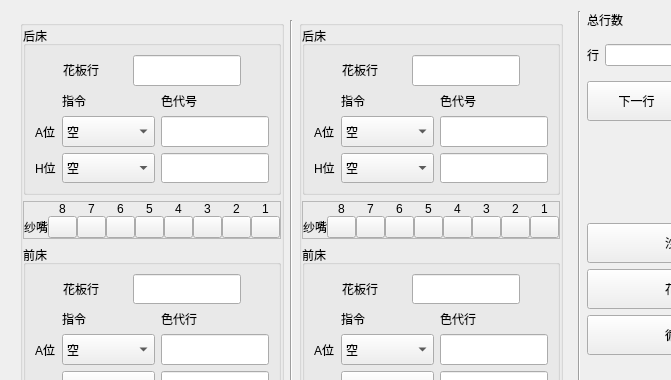
Old version of the form qcnteditform.ui in the repository httpftpli/mdimh; both pictures show x 0 to 671 and y 0 to 380 of the 802 by 600 pixel window.
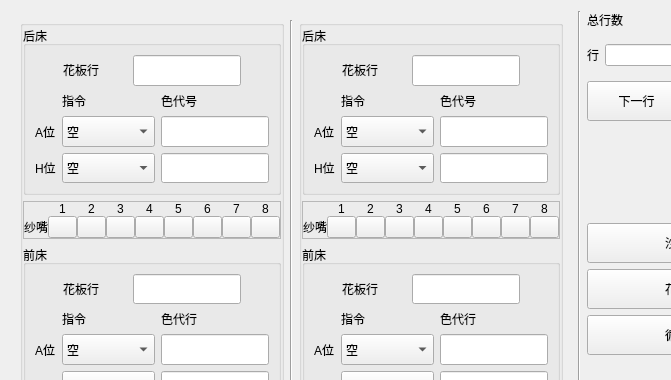
New version of the form. Custom widgets are drawn as their Qt base class.

```diff
--- a/qcnteditform.ui
+++ b/qcnteditform.ui
@@ -228,71 +228,7 @@
                   <property name="spacing">
                    <number>0</number>
                   </property>
-                  <item row="0" column="1">
-                   <widget class="QLabel" name="label_7">
-                    <property name="sizePolicy">
-                     <sizepolicy hsizetype="Preferred" vsizetype="Maximum">
-                      <horstretch>0</horstretch>
-                      <verstretch>0</verstretch>
-                     </sizepolicy>
-                    </property>
-                    <property name="text">
-                     <string>8</string>
-                    </property>
-                    <property name="alignment">
-                     <set>Qt::AlignCenter</set>
-                    </property>
-                   </widget>
-                  </item>
-                  <item row="0" column="2">
-                   <widget class="QLabel" name="label_40">
-                    <property name="sizePolicy">
-                     <sizepolicy hsizetype="Preferred" vsizetype="Maximum">
-                      <horstretch>0</horstretch>
-                      <verstretch>0</verstretch>
-                     </sizepolicy>
-                    </property>
-                    <property name="text">
-                     <string>7</string>
-                    </property>
-                    <property name="alignment">
-                     <set>Qt::AlignCenter</set>
-                    </property>
-                   </widget>
-                  </item>
-                  <item row="0" column="3">
-                   <widget class="QLabel" name="label_39">
-                    <property name="sizePolicy">
-                     <sizepolicy hsizetype="Preferred" vsizetype="Maximum">
-                      <horstretch>0</horstretch>
-                      <verstretch>0</verstretch>
-                     </sizepolicy>
-                    </property>
-                    <property name="text">
-                     <string>6</string>
-                    </property>
-                    <property name="alignment">
-                     <set>Qt::AlignCenter</set>
-                    </property>
-                   </widget>
-                  </item>
-                  <item row="0" column="4">
-                   <widget class="QLabel" name="label_38">
-                    <property name="sizePolicy">
-                     <sizepolicy hsizetype="Preferred" vsizetype="Maximum">
-                      <horstretch>0</horstretch>
-                      <verstretch>0</verstretch>
-                     </sizepolicy>
-                    </property>
-                    <property name="text">
-                     <string>5</string>
-                    </property>
-                    <property name="alignment">
-                     <set>Qt::AlignCenter</set>
-                    </property>
-                   </widget>
-                  </item>
-                  <item row="0" column="5">
+                  <item row="0" column="6">
                    <widget class="QLabel" name="label_37">
                     <property name="sizePolicy">
                      <sizepolicy hsizetype="Preferred" vsizetype="Maximum">
@@ -301,14 +237,14 @@
                      </sizepolicy>
                     </property>
                     <property name="text">
-                     <string>4</string>
+                     <string>5</string>
                     </property>
                     <property name="alignment">
                      <set>Qt::AlignCenter</set>
                     </property>
                    </widget>
                   </item>
-                  <item row="0" column="6">
+                  <item row="0" column="7">
                    <widget class="QLabel" name="label_20">
                     <property name="sizePolicy">
                      <sizepolicy hsizetype="Preferred" vsizetype="Maximum">
@@ -317,39 +253,7 @@
                      </sizepolicy>
                     </property>
                     <property name="text">
-                     <string>3</string>
-                    </property>
-                    <property name="alignment">
-                     <set>Qt::AlignCenter</set>
-                    </property>
-                   </widget>
-                  </item>
-                  <item row="0" column="7">
-                   <widget class="QLabel" name="label_14">
-                    <property name="sizePolicy">
-                     <sizepolicy hsizetype="Preferred" vsizetype="Maximum">
-                      <horstretch>0</horstretch>
-                      <verstretch>0</verstretch>
-                     </sizepolicy>
-                    </property>
-                    <property name="text">
-                     <string>2</string>
-                    </property>
-                    <property name="alignment">
-                     <set>Qt::AlignCenter</set>
-                    </property>
-                   </widget>
-                  </item>
-                  <item row="0" column="8">
-                   <widget class="QLabel" name="label_9">
-                    <property name="sizePolicy">
-                     <sizepolicy hsizetype="Preferred" vsizetype="Maximum">
-                      <horstretch>0</horstretch>
-                      <verstretch>0</verstretch>
-                     </sizepolicy>
-                    </property>
-                    <property name="text">
-                     <string>1</string>
+                     <string>6</string>
                     </property>
                     <property name="alignment">
                      <set>Qt::AlignCenter</set>
@@ -369,7 +273,71 @@
                     </property>
                    </widget>
                   </item>
+                  <item row="0" column="9">
+                   <widget class="QLabel" name="label_7">
+                    <property name="sizePolicy">
+                     <sizepolicy hsizetype="Preferred" vsizetype="Maximum">
+                      <horstretch>0</horstretch>
+                      <verstretch>0</verstretch>
+                     </sizepolicy>
+                    </property>
+                    <property name="text">
+                     <string>8</string>
+                    </property>
+                    <property name="alignment">
+                     <set>Qt::AlignCenter</set>
+                    </property>
+                   </widget>
+                  </item>
+                  <item row="0" column="1">
+                   <widget class="QLabel" name="label_9">
+                    <property name="sizePolicy">
+                     <sizepolicy hsizetype="Preferred" vsizetype="Maximum">
+                      <horstretch>0</horstretch>
+                      <verstretch>0</verstretch>
+                     </sizepolicy>
+                    </property>
+                    <property name="text">
+                     <string>1</string>
+                    </property>
+                    <property name="alignment">
+                     <set>Qt::AlignCenter</set>
+                    </property>
+                   </widget>
+                  </item>
+                  <item row="0" column="8">
+                   <widget class="QLabel" name="label_40">
+                    <property name="sizePolicy">
+                     <sizepolicy hsizetype="Preferred" vsizetype="Maximum">
+                      <horstretch>0</horstretch>
+                      <verstretch>0</verstretch>
+                     </sizepolicy>
+                    </property>
+                    <property name="text">
+                     <string>7</string>
+                    </property>
+                    <property name="alignment">
+                     <set>Qt::AlignCenter</set>
+                    </property>
+                   </widget>
+                  </item>
                   <item row="1" column="1">
+                   <widget class="QPushButton" name="pushButton_01">
+                    <property name="maximumSize">
+                     <size>
+                      <width>29</width>
+                      <height>27</height>
+                     </size>
+                    </property>
+                    <property name="text">
+                     <string/>
+                    </property>
+                    <property name="checkable">
+                     <bool>true</bool>
+                    </property>
+                   </widget>
+                  </item>
+                  <item row="1" column="9">
                    <widget class="QPushButton" name="pushButton_08">
                     <property name="sizePolicy">
                      <sizepolicy hsizetype="Maximum" vsizetype="Maximum">
@@ -392,6 +360,22 @@
                    </widget>
                   </item>
                   <item row="1" column="2">
+                   <widget class="QPushButton" name="pushButton_02">
+                    <property name="maximumSize">
+                     <size>
+                      <width>29</width>
+                      <height>27</height>
+                     </size>
+                    </property>
+                    <property name="text">
+                     <string/>
+                    </property>
+                    <property name="checkable">
+                     <bool>true</bool>
+                    </property>
+                   </widget>
+                  </item>
+                  <item row="1" column="8">
                    <widget class="QPushButton" name="pushButton_07">
                     <property name="maximumSize">
                      <size>
@@ -408,6 +392,22 @@
                    </widget>
                   </item>
                   <item row="1" column="3">
+                   <widget class="QPushButton" name="pushButton_03">
+                    <property name="maximumSize">
+                     <size>
+                      <width>29</width>
+                      <height>27</height>
+                     </size>
+                    </property>
+                    <property name="text">
+                     <string/>
+                    </property>
+                    <property name="checkable">
+                     <bool>true</bool>
+                    </property>
+                   </widget>
+                  </item>
+                  <item row="1" column="7">
                    <widget class="QPushButton" name="pushButton_06">
                     <property name="maximumSize">
                      <size>
@@ -424,22 +424,6 @@
                    </widget>
                   </item>
                   <item row="1" column="4">
-                   <widget class="QPushButton" name="pushButton_05">
-                    <property name="maximumSize">
-                     <size>
-                      <width>29</width>
-                      <height>27</height>
-                     </size>
-                    </property>
-                    <property name="text">
-                     <string/>
-                    </property>
-                    <property name="checkable">
-                     <bool>true</bool>
-                    </property>
-                   </widget>
-                  </item>
-                  <item row="1" column="5">
                    <widget class="QPushButton" name="pushButton_04">
                     <property name="maximumSize">
                      <size>
@@ -455,24 +439,8 @@
                     </property>
                    </widget>
                   </item>
-                  <item row="1" column="7">
-                   <widget class="QPushButton" name="pushButton_02">
-                    <property name="maximumSize">
-                     <size>
-                      <width>29</width>
-                      <height>27</height>
-                     </size>
-                    </property>
-                    <property name="text">
-                     <string/>
-                    </property>
-                    <property name="checkable">
-                     <bool>true</bool>
-                    </property>
-                   </widget>
-                  </item>
                   <item row="1" column="6">
-                   <widget class="QPushButton" name="pushButton_03">
+                   <widget class="QPushButton" name="pushButton_05">
                     <property name="maximumSize">
                      <size>
                       <width>29</width>
@@ -487,19 +455,51 @@
                     </property>
                    </widget>
                   </item>
-                  <item row="1" column="8">
-                   <widget class="QPushButton" name="pushButton_01">
-                    <property name="maximumSize">
-                     <size>
-                      <width>29</width>
-                      <height>27</height>
-                     </size>
+                  <item row="0" column="2">
+                   <widget class="QLabel" name="label_14">
+                    <property name="sizePolicy">
+                     <sizepolicy hsizetype="Preferred" vsizetype="Maximum">
+                      <horstretch>0</horstretch>
+                      <verstretch>0</verstretch>
+                     </sizepolicy>
                     </property>
                     <property name="text">
-                     <string/>
+                     <string>2</string>
                     </property>
-                    <property name="checkable">
-                     <bool>true</bool>
+                    <property name="alignment">
+                     <set>Qt::AlignCenter</set>
+                    </property>
+                   </widget>
+                  </item>
+                  <item row="0" column="3">
+                   <widget class="QLabel" name="label_39">
+                    <property name="sizePolicy">
+                     <sizepolicy hsizetype="Preferred" vsizetype="Maximum">
+                      <horstretch>0</horstretch>
+                      <verstretch>0</verstretch>
+                     </sizepolicy>
+                    </property>
+                    <property name="text">
+                     <string>3</string>
+                    </property>
+                    <property name="alignment">
+                     <set>Qt::AlignCenter</set>
+                    </property>
+                   </widget>
+                  </item>
+                  <item row="0" column="4">
+                   <widget class="QLabel" name="label_38">
+                    <property name="sizePolicy">
+                     <sizepolicy hsizetype="Preferred" vsizetype="Maximum">
+                      <horstretch>0</horstretch>
+                      <verstretch>0</verstretch>
+                     </sizepolicy>
+                    </property>
+                    <property name="text">
+                     <string>4</string>
+                    </property>
+                    <property name="alignment">
+                     <set>Qt::AlignCenter</set>
                     </property>
                    </widget>
                   </item>
@@ -898,87 +898,7 @@
                   <property name="spacing">
                    <number>0</number>
                   </property>
-                  <item row="0" column="2">
-                   <widget class="QLabel" name="label_19">
-                    <property name="sizePolicy">
-                     <sizepolicy hsizetype="Preferred" vsizetype="Maximum">
-                      <horstretch>0</horstretch>
-                      <verstretch>0</verstretch>
-                     </sizepolicy>
-                    </property>
-                    <property name="text">
-                     <string>8</string>
-                    </property>
-                    <property name="alignment">
-                     <set>Qt::AlignCenter</set>
-                    </property>
-                   </widget>
-                  </item>
-                  <item row="0" column="3">
-                   <widget class="QLabel" name="label_43">
-                    <property name="sizePolicy">
-                     <sizepolicy hsizetype="Preferred" vsizetype="Maximum">
-                      <horstretch>0</horstretch>
-                      <verstretch>0</verstretch>
-                     </sizepolicy>
-                    </property>
-                    <property name="text">
-                     <string>7</string>
-                    </property>
-                    <property name="alignment">
-                     <set>Qt::AlignCenter</set>
-                    </property>
-                   </widget>
-                  </item>
-                  <item row="0" column="4">
-                   <widget class="QLabel" name="label_44">
-                    <property name="sizePolicy">
-                     <sizepolicy hsizetype="Preferred" vsizetype="Maximum">
-                      <horstretch>0</horstretch>
-                      <verstretch>0</verstretch>
-                     </sizepolicy>
-                    </property>
-                    <property name="text">
-                     <string>6</string>
-                    </property>
-                    <property name="alignment">
-                     <set>Qt::AlignCenter</set>
-                    </property>
-                   </widget>
-                  </item>
-                  <item row="0" column="6">
-                   <widget class="QLabel" name="label_45">
-                    <property name="sizePolicy">
-                     <sizepolicy hsizetype="Preferred" vsizetype="Maximum">
-                      <horstretch>0</horstretch>
-                      <verstretch>0</verstretch>
-                     </sizepolicy>
-                    </property>
-                    <property name="text">
-                     <string>5</string>
-                    </property>
-                    <property name="alignment">
-                     <set>Qt::AlignCenter</set>
-                    </property>
-                   </widget>
-                  </item>
-                  <item row="0" column="7">
-                   <widget class="QLabel" name="label_46">
-                    <property name="sizePolicy">
-                     <sizepolicy hsizetype="Preferred" vsizetype="Maximum">
-                      <horstretch>0</horstretch>
-                      <verstretch>0</verstretch>
-                     </sizepolicy>
-                    </property>
-                    <property name="text">
-                     <string>4</string>
-                    </property>
-                    <property name="alignment">
-                     <set>Qt::AlignCenter</set>
-                    </property>
-                   </widget>
-                  </item>
-                  <item row="0" column="8">
+                  <item row="0" column="10">
                    <widget class="QLabel" name="label_21">
                     <property name="sizePolicy">
                      <sizepolicy hsizetype="Preferred" vsizetype="Maximum">
@@ -987,14 +907,14 @@
                      </sizepolicy>
                     </property>
                     <property name="text">
-                     <string>3</string>
+                     <string>6</string>
                     </property>
                     <property name="alignment">
                      <set>Qt::AlignCenter</set>
                     </property>
                    </widget>
                   </item>
-                  <item row="0" column="9">
+                  <item row="0" column="11">
                    <widget class="QLabel" name="label_22">
                     <property name="sizePolicy">
                      <sizepolicy hsizetype="Preferred" vsizetype="Maximum">
@@ -1003,14 +923,14 @@
                      </sizepolicy>
                     </property>
                     <property name="text">
-                     <string>2</string>
+                     <string>7</string>
                     </property>
                     <property name="alignment">
                      <set>Qt::AlignCenter</set>
                     </property>
                    </widget>
                   </item>
-                  <item row="0" column="10">
+                  <item row="0" column="12">
                    <widget class="QLabel" name="label_23">
                     <property name="sizePolicy">
                      <sizepolicy hsizetype="Preferred" vsizetype="Maximum">
@@ -1019,7 +939,7 @@
                      </sizepolicy>
                     </property>
                     <property name="text">
-                     <string>1</string>
+                     <string>8</string>
                     </property>
                     <property name="alignment">
                      <set>Qt::AlignCenter</set>
@@ -1039,7 +959,23 @@
                     </property>
                    </widget>
                   </item>
-                  <item row="1" column="10">
+                  <item row="1" column="8">
+                   <widget class="QPushButton" name="pushButton_15">
+                    <property name="maximumSize">
+                     <size>
+                      <width>29</width>
+                      <height>27</height>
+                     </size>
+                    </property>
+                    <property name="text">
+                     <string/>
+                    </property>
+                    <property name="checkable">
+                     <bool>true</bool>
+                    </property>
+                   </widget>
+                  </item>
+                  <item row="1" column="1">
                    <widget class="QPushButton" name="pushButton_11">
                     <property name="maximumSize">
                      <size>
@@ -1055,7 +991,23 @@
                     </property>
                    </widget>
                   </item>
-                  <item row="1" column="9">
+                  <item row="1" column="12">
+                   <widget class="QPushButton" name="pushButton_18">
+                    <property name="maximumSize">
+                     <size>
+                      <width>29</width>
+                      <height>27</height>
+                     </size>
+                    </property>
+                    <property name="text">
+                     <string/>
+                    </property>
+                    <property name="checkable">
+                     <bool>true</bool>
+                    </property>
+                   </widget>
+                  </item>
+                  <item row="1" column="3">
                    <widget class="QPushButton" name="pushButton_12">
                     <property name="maximumSize">
                      <size>
@@ -1071,7 +1023,23 @@
                     </property>
                    </widget>
                   </item>
-                  <item row="1" column="8">
+                  <item row="1" column="11">
+                   <widget class="QPushButton" name="pushButton_17">
+                    <property name="maximumSize">
+                     <size>
+                      <width>29</width>
+                      <height>27</height>
+                     </size>
+                    </property>
+                    <property name="text">
+                     <string/>
+                    </property>
+                    <property name="checkable">
+                     <bool>true</bool>
+                    </property>
+                   </widget>
+                  </item>
+                  <item row="1" column="5">
                    <widget class="QPushButton" name="pushButton_13">
                     <property name="maximumSize">
                      <size>
@@ -1087,39 +1055,7 @@
                     </property>
                    </widget>
                   </item>
-                  <item row="1" column="7">
-                   <widget class="QPushButton" name="pushButton_14">
-                    <property name="maximumSize">
-                     <size>
-                      <width>29</width>
-                      <height>27</height>
-                     </size>
-                    </property>
-                    <property name="text">
-                     <string/>
-                    </property>
-                    <property name="checkable">
-                     <bool>true</bool>
-                    </property>
-                   </widget>
-                  </item>
-                  <item row="1" column="6">
-                   <widget class="QPushButton" name="pushButton_15">
-                    <property name="maximumSize">
-                     <size>
-                      <width>29</width>
-                      <height>27</height>
-                     </size>
-                    </property>
-                    <property name="text">
-                     <string/>
-                    </property>
-                    <property name="checkable">
-                     <bool>true</bool>
-                    </property>
-                   </widget>
-                  </item>
-                  <item row="1" column="4">
+                  <item row="1" column="10">
                    <widget class="QPushButton" name="pushButton_16">
                     <property name="maximumSize">
                      <size>
@@ -1135,8 +1071,8 @@
                     </property>
                    </widget>
                   </item>
-                  <item row="1" column="3">
-                   <widget class="QPushButton" name="pushButton_17">
+                  <item row="1" column="6">
+                   <widget class="QPushButton" name="pushButton_14">
                     <property name="maximumSize">
                      <size>
                       <width>29</width>
@@ -1151,19 +1087,83 @@
                     </property>
                    </widget>
                   </item>
-                  <item row="1" column="2">
-                   <widget class="QPushButton" name="pushButton_18">
-                    <property name="maximumSize">
-                     <size>
-                      <width>29</width>
-                      <height>27</height>
-                     </size>
+                  <item row="0" column="1">
+                   <widget class="QLabel" name="label_19">
+                    <property name="sizePolicy">
+                     <sizepolicy hsizetype="Preferred" vsizetype="Maximum">
+                      <horstretch>0</horstretch>
+                      <verstretch>0</verstretch>
+                     </sizepolicy>
                     </property>
                     <property name="text">
-                     <string/>
+                     <string>1</string>
                     </property>
-                    <property name="checkable">
-                     <bool>true</bool>
+                    <property name="alignment">
+                     <set>Qt::AlignCenter</set>
+                    </property>
+                   </widget>
+                  </item>
+                  <item row="0" column="3">
+                   <widget class="QLabel" name="label_43">
+                    <property name="sizePolicy">
+                     <sizepolicy hsizetype="Preferred" vsizetype="Maximum">
+                      <horstretch>0</horstretch>
+                      <verstretch>0</verstretch>
+                     </sizepolicy>
+                    </property>
+                    <property name="text">
+                     <string>2</string>
+                    </property>
+                    <property name="alignment">
+                     <set>Qt::AlignCenter</set>
+                    </property>
+                   </widget>
+                  </item>
+                  <item row="0" column="5">
+                   <widget class="QLabel" name="label_44">
+                    <property name="sizePolicy">
+                     <sizepolicy hsizetype="Preferred" vsizetype="Maximum">
+                      <horstretch>0</horstretch>
+                      <verstretch>0</verstretch>
+                     </sizepolicy>
+                    </property>
+                    <property name="text">
+                     <string>3</string>
+                    </property>
+                    <property name="alignment">
+                     <set>Qt::AlignCenter</set>
+                    </property>
+                   </widget>
+                  </item>
+                  <item row="0" column="6">
+                   <widget class="QLabel" name="label_45">
+                    <property name="sizePolicy">
+                     <sizepolicy hsizetype="Preferred" vsizetype="Maximum">
+                      <horstretch>0</horstretch>
+                      <verstretch>0</verstretch>
+                     </sizepolicy>
+                    </property>
+                    <property name="text">
+                     <string>4</string>
+                    </property>
+                    <property name="alignment">
+                     <set>Qt::AlignCenter</set>
+                    </property>
+                   </widget>
+                  </item>
+                  <item row="0" column="8">
+                   <widget class="QLabel" name="label_46">
+                    <property name="sizePolicy">
+                     <sizepolicy hsizetype="Preferred" vsizetype="Maximum">
+                      <horstretch>0</horstretch>
+                      <verstretch>0</verstretch>
+                     </sizepolicy>
+                    </property>
+                    <property name="text">
+                     <string>5</string>
+                    </property>
+                    <property name="alignment">
+                     <set>Qt::AlignCenter</set>
                     </property>
                    </widget>
                   </item>
```
Left out of the diff: 40 changed lines with no effect on the pictures.
